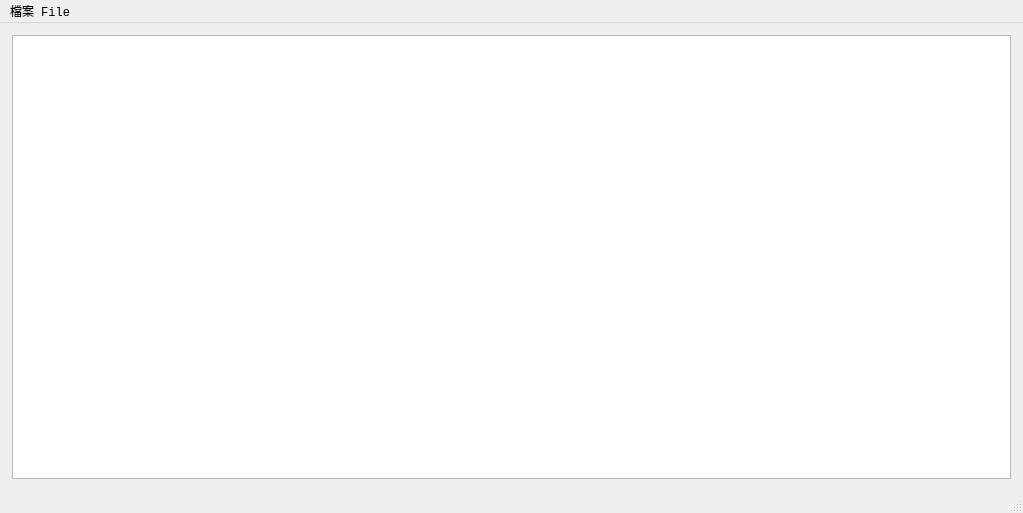
Qt form app/ui/pyqt5_ui/main_window.ui (Rekkursion/TCG078301_Final) before a commit.
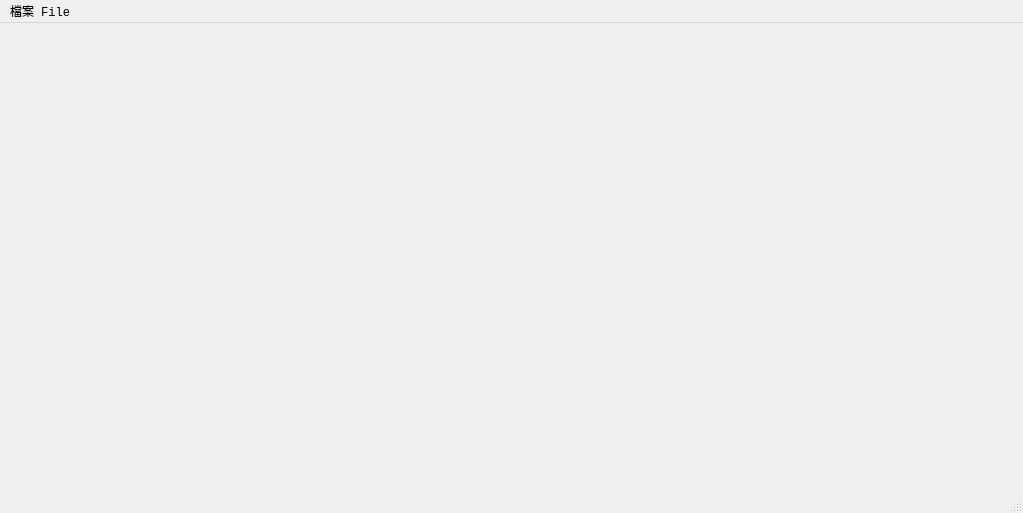
The same form after that commit.

Commit message:
Be able to get the designated widget from the loaded-imgs-list
Therefore the program would be able to update info of that designated img as well, such like status-updating, image (thumbnail)-updating, etc.

```diff
--- a/app/ui/pyqt5_ui/main_window.ui
+++ b/app/ui/pyqt5_ui/main_window.ui
@@ -38,21 +38,6 @@
     <property name="bottomMargin">
      <number>12</number>
     </property>
-    <item row="0" column="0">
-     <widget class="QListWidget" name="lis_loaded_images">
-      <property name="sizePolicy">
-       <sizepolicy hsizetype="Preferred" vsizetype="Preferred">
-        <horstretch>0</horstretch>
-        <verstretch>0</verstretch>
-       </sizepolicy>
-      </property>
-      <property name="font">
-       <font>
-        <family>Consolas</family>
-       </font>
-      </property>
-     </widget>
-    </item>
    </layout>
   </widget>
   <widget class="QMenuBar" name="menubar">
```
The commit also changes 3 other files.
